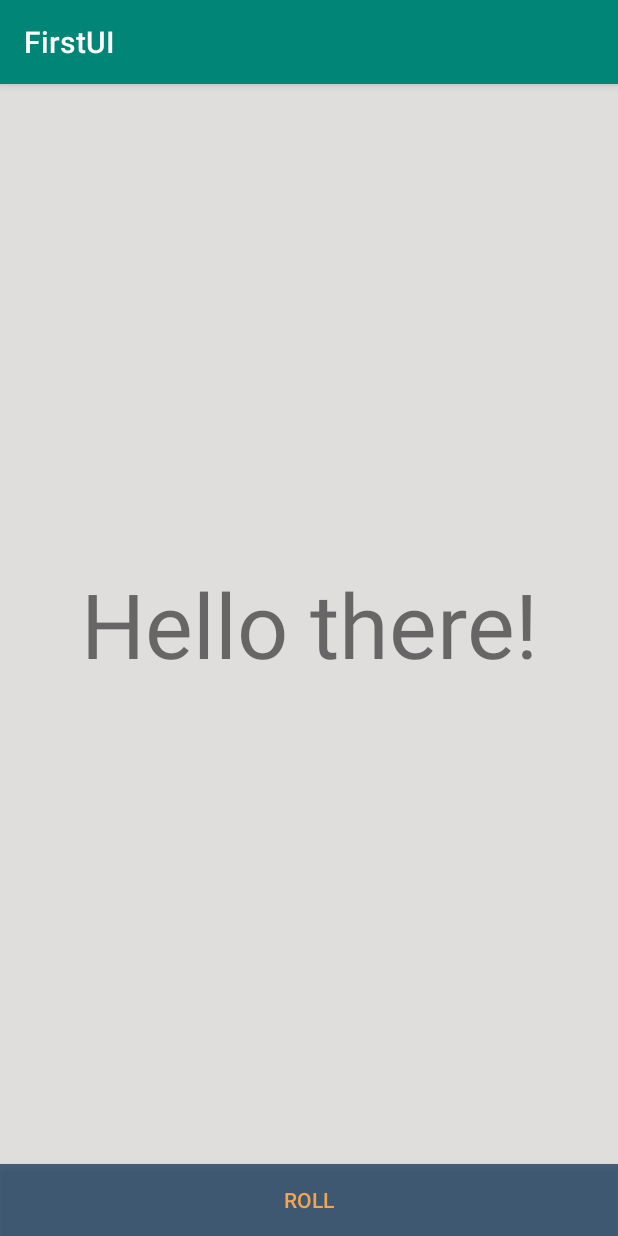
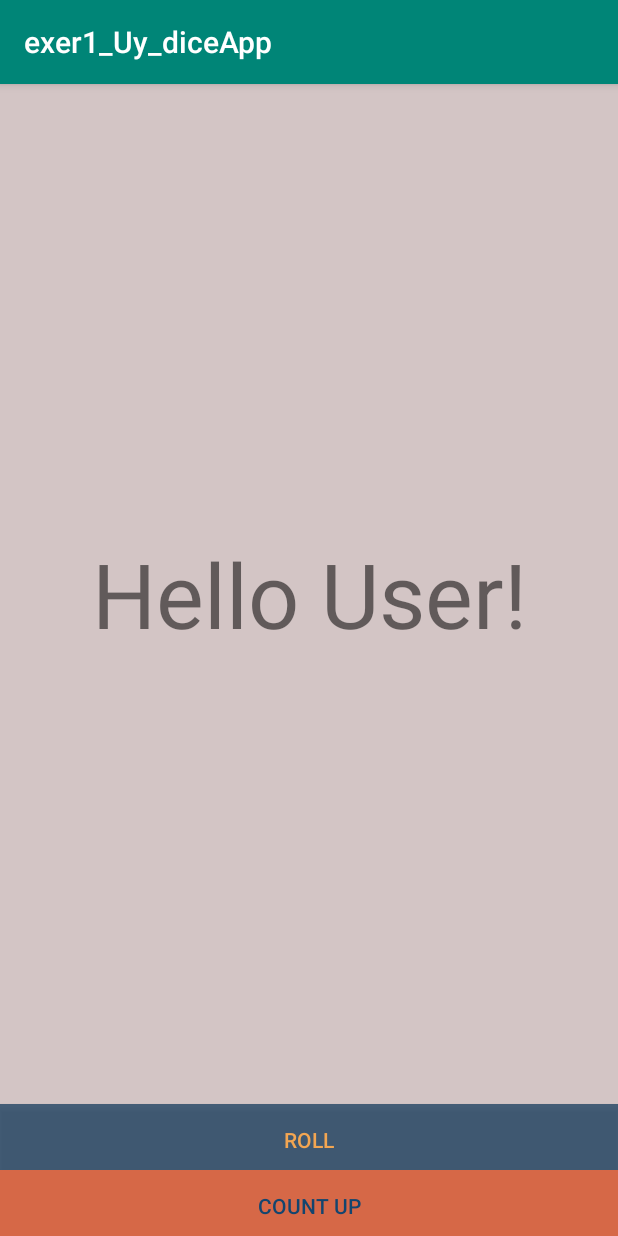
Before and after one commit to ejfpangilinan/exer2_cmsc23, an Android app: the MainActivity screen opened directly, with no data from a screen before it, on a phone screen of 412 x 824 dp. Run offline under Robolectric (Android 15) with nearby library versions, the phone set to English and light mode, and no system bars.

Commit message:
No edits

```diff
--- a/FirstUI/app/src/main/res/layout/activity_main.xml
+++ b/FirstUI/app/src/main/res/layout/activity_main.xml
@@ -10,18 +10,20 @@
         android:id="@+id/button_roll"
         android:layout_width="0dp"
         android:layout_height="wrap_content"
+        android:layout_marginBottom="40dp"
         android:background="#DD2A4764"
         android:text="@string/button_label_roll"
         android:textColor="#F3A652"
         app:layout_constraintBottom_toBottomOf="parent"
         app:layout_constraintEnd_toEndOf="parent"
+        app:layout_constraintHorizontal_bias="0.0"
         app:layout_constraintStart_toStartOf="parent" />
 
     <TextView
         android:id="@+id/text_roll"
         android:layout_width="0dp"
         android:layout_height="0dp"
-        android:background="#E0DDDD"
+        android:background="#D3C5C5"
         android:gravity="center_horizontal|center_vertical"
         android:text="@string/hello_user"
         android:textSize="60sp"
@@ -32,4 +34,16 @@
         app:layout_constraintTop_toTopOf="parent"
         app:layout_constraintVertical_bias="1.0" />
 
+    <Button
+        android:id="@+id/button_countup"
+        android:layout_width="0dp"
+        android:layout_height="wrap_content"
+        android:background="#D66847"
+        android:text="@string/count_up"
+        android:textColor="#13456F"
+        app:layout_constraintBottom_toBottomOf="parent"
+        app:layout_constraintEnd_toEndOf="parent"
+        app:layout_constraintStart_toStartOf="parent"
+        app:layout_constraintTop_toBottomOf="@+id/button_roll" />
+
 </androidx.constraintlayout.widget.ConstraintLayout>
--- a/FirstUI/app/src/main/res/values/strings.xml
+++ b/FirstUI/app/src/main/res/values/strings.xml
@@ -1,6 +1,7 @@
 <resources>
-    <string name="app_name">FirstUI</string>
+    <string name="app_name">exer1_Uy_diceApp</string>
     <string name="button_label_roll">Roll</string>
-    <string name="hello_user">Hello there!</string>
+    <string name="hello_user">Hello User!</string>
     <string name="msg">Meow Meow!</string>
+    <string name="count_up">Count Up</string>
 </resources>
```
Also changed, not shown: FirstUI/app/src/main/java/com/example/firstui/MainActivity.kt (+14 -0 lines).
